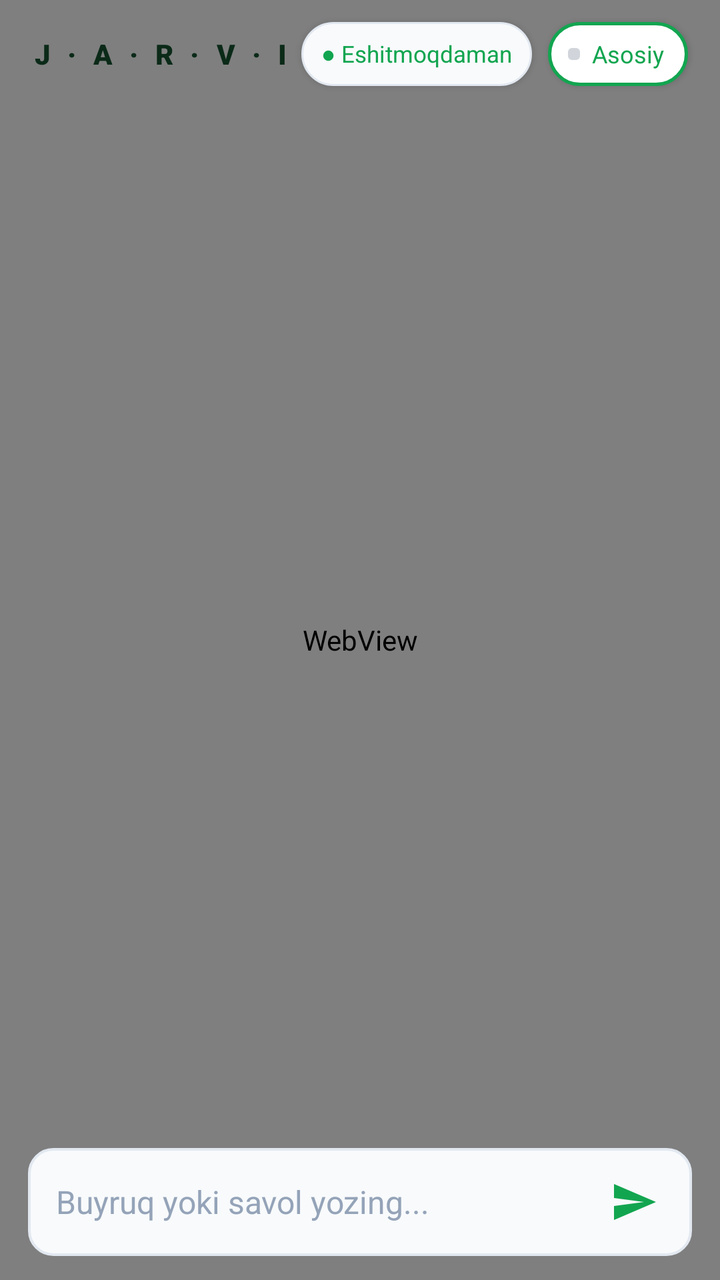
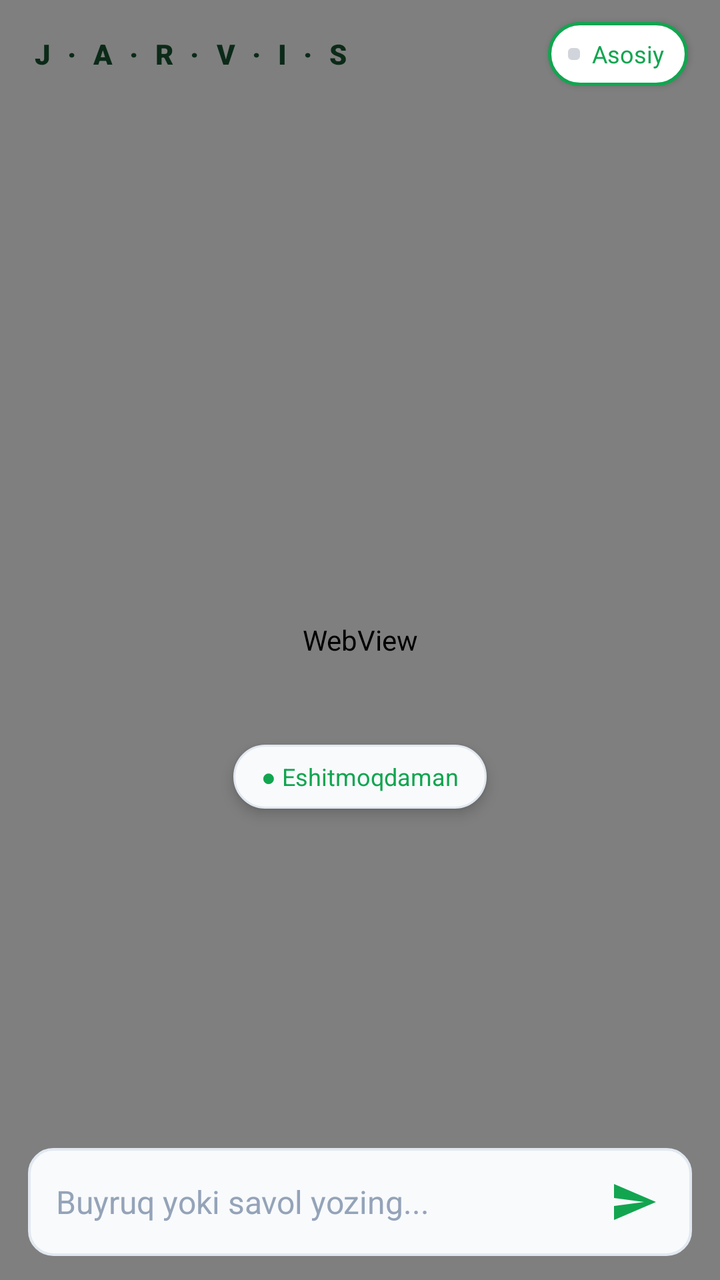

The first picture is an Android layout as it rendered before a commit; the second is the same layout after the commit. The layout source and the unified diff follow.
<!-- AndroidManifest.xml: application theme Theme.JarvisCompanion -->
<!-- res/layout/activity_main.xml -->
<?xml version="1.0" encoding="utf-8"?>
<RelativeLayout xmlns:android="http://schemas.android.com/apk/res/android"
    xmlns:app="http://schemas.android.com/apk/res-auto"
    android:id="@+id/rootContainer"
    android:layout_width="match_parent"
    android:layout_height="match_parent"
    android:background="#FFFFFF">

    
    <WebView
        android:id="@+id/webViewLivingParticle"
        android:layout_width="match_parent"
        android:layout_height="match_parent"
        android:background="#FFFFFF" />

    
    <com.jarvis.companion.ui.JarvisParticleView
        android:id="@+id/jarvisParticleView"
        android:layout_width="match_parent"
        android:layout_height="match_parent"
        android:visibility="gone" />

    
    <RelativeLayout
        android:id="@+id/topBar"
        android:layout_width="match_parent"
        android:layout_height="wrap_content"
        android:layout_alignParentTop="true"
        android:clipToPadding="false"
        android:paddingStart="16dp"
        android:paddingTop="12dp"
        android:paddingEnd="16dp"
        android:paddingBottom="10dp"
        android:visibility="visible">

        
        <TextView
            android:id="@+id/tvBrandTitle"
            android:layout_width="wrap_content"
            android:layout_height="wrap_content"
            android:layout_alignParentStart="true"
            android:layout_centerVertical="true"
            android:clickable="true"
            android:focusable="true"
            android:fontFamily="sans-serif-black"
            android:letterSpacing="0.18"
            android:singleLine="true"
            android:text="J · A · R · V · I · S"
            android:textColor="#0B2A18"
            android:textSize="14sp" />

        
        <TextView
            android:id="@+id/tvMicStatus"
            android:layout_width="wrap_content"
            android:layout_height="32dp"
            android:layout_centerVertical="true"
            android:layout_toStartOf="@id/chipDomainSelector"
            android:layout_marginEnd="8dp"
            android:background="@drawable/bg_caption_glass"
            android:clickable="true"
            android:elevation="2dp"
            android:focusable="true"
            android:gravity="center"
            android:paddingStart="10dp"
            android:paddingEnd="10dp"
            android:text="● Eshitmoqdaman"
            android:textColor="#12A550"
            android:textSize="11.5sp"
            android:fontFamily="sans-serif-bold" />

        
        <LinearLayout
            android:id="@+id/chipDomainSelector"
            android:layout_width="wrap_content"
            android:layout_height="32dp"
            android:layout_alignParentEnd="true"
            android:layout_centerVertical="true"
            android:background="@drawable/bg_domain_chip"
            android:clickable="true"
            android:elevation="2dp"
            android:focusable="true"
            android:gravity="center_vertical"
            android:orientation="horizontal"
            android:paddingStart="10dp"
            android:paddingEnd="12dp">

            
            <View
                android:id="@+id/viewChipDot"
                android:layout_width="6dp"
                android:layout_height="6dp"
                android:background="@drawable/bg_sheet_handle" />

            
            <TextView
                android:id="@+id/tvChipTitle"
                android:layout_width="wrap_content"
                android:layout_height="wrap_content"
                android:layout_marginStart="6dp"
                android:ellipsize="end"
                android:fontFamily="sans-serif-bold"
                android:maxWidth="105dp"
                android:maxLines="1"
                android:singleLine="true"
                android:text="Asosiy"
                android:textColor="#12A550"
                android:textSize="12sp" />
        </LinearLayout>
    </RelativeLayout>

    
    <LinearLayout
        android:id="@+id/layoutChatHistory"
        android:layout_width="match_parent"
        android:layout_height="wrap_content"
        android:layout_above="@id/cardCaptionContainer"
        android:layout_marginStart="20dp"
        android:layout_marginEnd="20dp"
        android:layout_marginBottom="6dp"
        android:orientation="vertical"
        android:visibility="gone">

        <TextView
            android:id="@+id/tvHistoryItem1"
            android:layout_width="wrap_content"
            android:layout_height="wrap_content"
            android:layout_marginBottom="3dp"
            android:background="@drawable/bg_caption_glass"
            android:ellipsize="end"
            android:maxLines="1"
            android:paddingStart="10dp"
            android:paddingTop="4dp"
            android:paddingEnd="10dp"
            android:paddingBottom="4dp"
            android:textColor="#64748B"
            android:textSize="11.5sp"
            android:visibility="gone" />

        <TextView
            android:id="@+id/tvHistoryItem2"
            android:layout_width="wrap_content"
            android:layout_height="wrap_content"
            android:background="@drawable/bg_caption_glass"
            android:ellipsize="end"
            android:maxLines="1"
            android:paddingStart="10dp"
            android:paddingTop="4dp"
            android:paddingEnd="10dp"
            android:paddingBottom="4dp"
            android:textColor="#0B2A18"
            android:textSize="12sp"
            android:visibility="gone" />
    </LinearLayout>

    
    <LinearLayout
        android:id="@+id/cardCaptionContainer"
        android:layout_width="match_parent"
        android:layout_height="wrap_content"
        android:layout_above="@id/bottomBarContainer"
        android:layout_marginStart="16dp"
        android:layout_marginEnd="16dp"
        android:layout_marginBottom="8dp"
        android:alpha="0"
        android:background="@drawable/bg_caption_glass"
        android:clickable="true"
        android:elevation="4dp"
        android:focusable="true"
        android:gravity="center"
        android:orientation="vertical"
        android:paddingStart="16dp"
        android:paddingTop="10dp"
        android:paddingEnd="16dp"
        android:paddingBottom="10dp"
        android:visibility="gone">

        
        <TextView
            android:id="@+id/tvInputTranscript"
            android:layout_width="wrap_content"
            android:layout_height="wrap_content"
            android:layout_marginBottom="4dp"
            android:ellipsize="end"
            android:fontFamily="sans-serif-medium"
            android:gravity="center"
            android:maxLines="2"
            android:text="Eshitdim: ..."
            android:textColor="#12A550"
            android:textSize="12.5sp"
            android:visibility="gone" />

        <TextView
            android:id="@+id/tvJarvisCaption"
            android:layout_width="wrap_content"
            android:layout_height="wrap_content"
            android:ellipsize="end"
            android:fontFamily="sans-serif-medium"
            android:gravity="center"
            android:letterSpacing="0.01"
            android:lineSpacingExtra="3dp"
            android:maxLines="4"
            android:text="«Onamga telefon qil»"
            android:textColor="#1E293B"
            android:textSize="15sp" />
    </LinearLayout>

    
    <LinearLayout
        android:id="@+id/bottomBarContainer"
        android:layout_width="match_parent"
        android:layout_height="54dp"
        android:layout_alignParentBottom="true"
        android:layout_marginStart="14dp"
        android:layout_marginEnd="14dp"
        android:layout_marginBottom="12dp"
        android:background="@drawable/bg_sheet_search"
        android:gravity="center_vertical"
        android:orientation="horizontal"
        android:paddingStart="14dp"
        android:paddingEnd="8dp"
        android:visibility="visible">

        <EditText
            android:id="@+id/etCommandInput"
            android:layout_width="0dp"
            android:layout_height="match_parent"
            android:layout_weight="1"
            android:background="@null"
            android:hint="Buyruq yoki savol yozing..."
            android:imeOptions="actionSend"
            android:inputType="textCapSentences"
            android:textColor="#0B2A18"
            android:textColorHint="#94A3B8"
            android:textSize="16sp" />

        <ImageButton
            android:id="@+id/btnSendCommand"
            android:layout_width="42dp"
            android:layout_height="42dp"
            android:background="?attr/selectableItemBackgroundBorderless"
            android:contentDescription="Jo'natish"
            android:scaleType="centerInside"
            app:srcCompat="@drawable/ic_send"
            app:tint="#12A550" />
    </LinearLayout>

    
    <RelativeLayout
        android:id="@+id/containerWebView"
        android:layout_width="match_parent"
        android:layout_height="match_parent"
        android:background="#FFFFFF"
        android:clickable="true"
        android:focusable="true"
        android:visibility="gone">

        <RelativeLayout
            android:id="@+id/headerWebView"
            android:layout_width="match_parent"
            android:layout_height="56dp"
            android:background="#F8FAFC"
            android:paddingStart="16dp"
            android:paddingEnd="16dp">

            <TextView
                android:id="@+id/tvWebTitle"
                android:layout_width="wrap_content"
                android:layout_height="wrap_content"
                android:layout_alignParentStart="true"
                android:layout_centerVertical="true"
                android:fontFamily="sans-serif-bold"
                android:text="Qur'on Ustozi"
                android:textColor="#0B2A18"
                android:textSize="16sp" />

            <LinearLayout
                android:layout_width="wrap_content"
                android:layout_height="wrap_content"
                android:layout_alignParentEnd="true"
                android:layout_centerVertical="true"
                android:orientation="horizontal">

                <TextView
                    android:id="@+id/btnOpenExternalBrowser"
                    android:layout_width="wrap_content"
                    android:layout_height="wrap_content"
                    android:padding="8dp"
                    android:text="Brauzerda ochish"
                    android:textColor="#12A550"
                    android:textSize="12sp" />

                <TextView
                    android:id="@+id/btnCloseWebView"
                    android:layout_width="wrap_content"
                    android:layout_height="wrap_content"
                    android:layout_marginStart="8dp"
                    android:padding="8dp"
                    android:text="Yopish ✕"
                    android:textColor="#64748B"
                    android:textSize="12sp" />
            </LinearLayout>
        </RelativeLayout>

        <WebView
            android:id="@+id/webViewDashboard"
            android:layout_width="match_parent"
            android:layout_height="match_parent"
            android:layout_below="@id/headerWebView" />
    </RelativeLayout>

</RelativeLayout>
<!-- resources referenced by this layout -->
<resources>
  <!-- drawable bg_caption_glass (drawable) -->
  <?xml version="1.0" encoding="utf-8"?>
  <shape xmlns:android="http://schemas.android.com/apk/res/android"
      android:shape="rectangle">
      <solid android:color="#F8FAFC" />
      <stroke
          android:width="1dp"
          android:color="#E2E8F0" />
      <corners android:radius="24dp" />
  </shape>
  <!-- drawable bg_domain_chip (drawable) -->
  <?xml version="1.0" encoding="utf-8"?>
  <shape xmlns:android="http://schemas.android.com/apk/res/android"
      android:shape="rectangle">
      <solid android:color="#FFFFFF" />
      <corners android:radius="999dp" />
      <stroke
          android:width="1.5dp"
          android:color="#12A550" />
  </shape>
  <!-- drawable bg_sheet_handle (drawable) -->
  <?xml version="1.0" encoding="utf-8"?>
  <shape xmlns:android="http://schemas.android.com/apk/res/android"
      android:shape="rectangle">
      <solid android:color="#D1D5DB" />
      <corners android:radius="2dp" />
  </shape>
  <!-- drawable bg_sheet_search (drawable) -->
  <?xml version="1.0" encoding="utf-8"?>
  <shape xmlns:android="http://schemas.android.com/apk/res/android"
      android:shape="rectangle">
      <solid android:color="#F8FAFC" />
      <corners android:radius="12dp" />
      <stroke
          android:width="1.2dp"
          android:color="#E2E8F0" />
  </shape>
  <!-- drawable ic_send (drawable) -->
  <vector xmlns:android="http://schemas.android.com/apk/res/android"
      android:width="24dp"
      android:height="24dp"
      android:viewportWidth="24"
      android:viewportHeight="24">
    <path
        android:fillColor="#FFFFFF"
        android:pathData="M2.01,21L23,12 2.01,3 2,10l15,2 -15,2z"/>
  </vector>
  <style name="Theme.JarvisCompanion" parent="Theme.MaterialComponents.DayNight.NoActionBar">
          <item name="colorPrimary">@color/jarvis_cyan</item>
          <item name="colorPrimaryVariant">@color/jarvis_dark_cyan</item>
          <item name="colorOnPrimary">#000000</item>
          <item name="colorSecondary">@color/jarvis_accent</item>
          <item name="android:statusBarColor">@color/jarvis_bg</item>
          <item name="android:windowBackground">@color/jarvis_bg</item>
      </style>
  <color name="jarvis_cyan">#00E5FF</color>
  <color name="jarvis_dark_cyan">#00838F</color>
  <color name="jarvis_accent">#10B981</color>
  <color name="jarvis_bg">#070A12</color>
</resources>

<!-- the commit's change to res/layout/activity_main.xml (unified diff, before → after) -->
@@ -48,26 +48,6 @@
             android:text="J · A · R · V · I · S"
             android:textColor="#0B2A18"
             android:textSize="14sp" />
-
-        
-        <TextView
-            android:id="@+id/tvMicStatus"
-            android:layout_width="wrap_content"
-            android:layout_height="32dp"
-            android:layout_centerVertical="true"
-            android:layout_toStartOf="@id/chipDomainSelector"
-            android:layout_marginEnd="8dp"
-            android:background="@drawable/bg_caption_glass"
-            android:clickable="true"
-            android:elevation="2dp"
-            android:focusable="true"
-            android:gravity="center"
-            android:paddingStart="10dp"
-            android:paddingEnd="10dp"
-            android:text="● Eshitmoqdaman"
-            android:textColor="#12A550"
-            android:textSize="11.5sp"
-            android:fontFamily="sans-serif-bold" />
 
         
         <LinearLayout
@@ -108,6 +88,34 @@
                 android:textSize="12sp" />
         </LinearLayout>
     </RelativeLayout>
+
+    
+    <View
+        android:id="@+id/orbCenterAnchor"
+        android:layout_width="1dp"
+        android:layout_height="1dp"
+        android:layout_centerInParent="true"
+        android:visibility="invisible" />
+
+    
+    <TextView
+        android:id="@+id/tvMicStatus"
+        android:layout_width="wrap_content"
+        android:layout_height="32dp"
+        android:layout_below="@id/orbCenterAnchor"
+        android:layout_centerHorizontal="true"
+        android:layout_marginTop="52dp"
+        android:background="@drawable/bg_caption_glass"
+        android:clickable="true"
+        android:elevation="4dp"
+        android:focusable="true"
+        android:gravity="center"
+        android:paddingStart="14dp"
+        android:paddingEnd="14dp"
+        android:text="● Eshitmoqdaman"
+        android:textColor="#12A550"
+        android:textSize="12sp"
+        android:fontFamily="sans-serif-bold" />
 
     
     <LinearLayout
